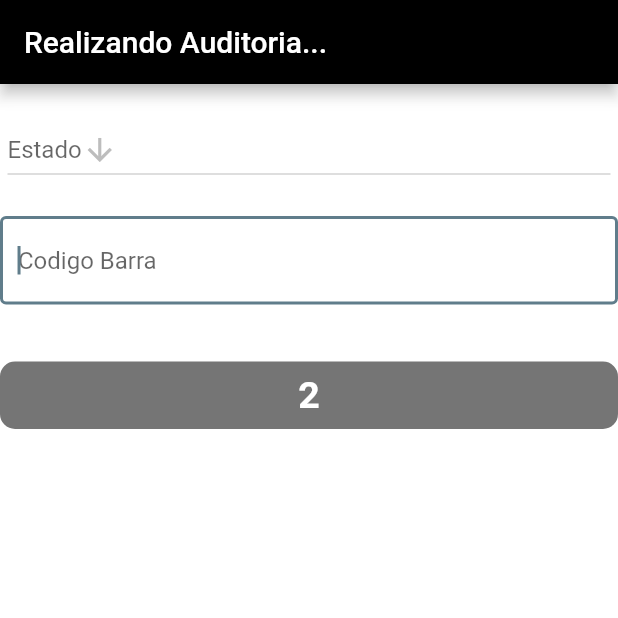
After one commit to MrTradex/Nebulosa_CodigoFuente, a Flutter app: the auditar_codigos screen opened directly, on a phone screen of 412 x 824 dp, the top half of it. The commit adds this screen. Run offline on Flutter 3.47's test engine with Material 2 defaults, Android fonts, the phone set to English and light mode, and no system bars; our stand-ins replace geolocator, sqflite, syncfusion_flutter_charts; missing offline and left inert: dart_ping, loading_animations, restart_app; accounts and stored records are empty; network calls fail.

Commit message:
Copia de seguridad ante actualizacion grande

```diff
--- /dev/null
+++ b/pickersupp7/lib/Auditar_codigos.dart
@@ -0,0 +1,140 @@
+import 'dart:async';
+import 'dart:convert';
+import 'dart:io';
+import 'dart:math';
+import 'package:flutter/cupertino.dart';
+import 'package:flutter/services.dart';
+import 'package:flutter/material.dart';
+import 'package:pickersupp/Seleccionar_categoria_Default.dart';
+import 'package:pickersupp/Trazabilidad.dart';
+import 'package:sqflite/sqflite.dart';
+import 'package:pickersupp/db.dart';
+import 'package:pickersupp/Codigo.dart';
+import 'package:pickersupp/Login.dart';
+import 'package:flutter/scheduler.dart' show timeDilation;
+import 'package:pickersupp/Log.dart';
+import 'package:http/http.dart' as http;
+import 'package:intl/intl.dart';
+
+import 'Calidad_Curva.dart';
+import 'Calidad_Fin.dart';
+import 'Listado_trabajadores.dart';
+import 'Log_errores.dart';
+import 'main.dart';
+
+
+class auditar_codigos extends StatefulWidget {
+  const auditar_codigos({Key? key}) : super(key: key);
+
+  @override
+  State<auditar_codigos> createState() => _auditar_codigosState();
+}
+
+class _auditar_codigosState extends State<auditar_codigos> {
+  int cantidad_actual = 0;
+  String vista2 = "Estado";
+  List _listabush = [];
+  final textcontrollercodigo = TextEditingController();
+  final focus = FocusNode();
+  void initState() {
+    cargaCodigos();
+    super.initState();
+  }
+  @override
+  Widget build(BuildContext context) {
+    return Scaffold(
+      backgroundColor: Colors.white70,
+      appBar: AppBar(
+        title: Text("Realizando Auditoria..."),
+        backgroundColor: Colors.black,
+      ),
+      body: ListView(
+        children: [
+          SizedBox(height: 15),
+          Container(
+            padding: EdgeInsets.symmetric(horizontal: 5, vertical: 5),
+            decoration: BoxDecoration(color: Colors.white, borderRadius: BorderRadius.circular(10)),
+            child: DropdownButton<String>(
+              items: _listabush.map((data) {
+                return DropdownMenuItem<String>(
+                  value: data.toString(),
+                  child: Text(
+                    data,
+                  ),
+                );
+              }).toList(),
+              onChanged: (_value)=> {
+                setState((){
+                  vista2 = _value.toString();
+                })
+              },
+              hint: Text(vista2),
+              iconEnabledColor: Colors.green,
+              icon: Icon(Icons.arrow_downward_sharp),
+            ),
+          ),
+          SizedBox(height: 15),
+          Container(
+            padding: EdgeInsets.symmetric(horizontal: 0, vertical: 0),
+            decoration: BoxDecoration(color: Colors.white, borderRadius: BorderRadius.circular(10)),
+            child: TextField(
+              focusNode: focus,
+              autofocus: true,
+              onEditingComplete: _ingresarPallet(),
+              controller: textcontrollercodigo,
+              decoration: const InputDecoration(
+                border: OutlineInputBorder(),
+                hintText: 'Codigo Barra',
+              ),
+            ),
+          ),
+          SizedBox(height: 10),
+          Row(
+            mainAxisAlignment: MainAxisAlignment.spaceEvenly,
+            children: [
+              Text("Cantidad Pallets Auditados actualmente", style: TextStyle(color: Colors.white, fontSize: 15, fontWeight: FontWeight.bold))
+            ],
+          ),
+          SizedBox(height: 10),
+          Container(
+            padding: EdgeInsets.symmetric(horizontal: 45, vertical: 8),
+            decoration: BoxDecoration(color: Colors.black54, borderRadius: BorderRadius.circular(10)),
+
+            child: Row(
+              mainAxisAlignment: MainAxisAlignment.spaceEvenly,
+              mainAxisSize:MainAxisSize.min,
+              children: [
+                Text(cantidad_actual.toString(), style: TextStyle(color: Colors.white, fontSize: 25, fontWeight: FontWeight.bold)),
+              ],
+            ),
+          ),
+        ],
+      ),
+    );
+  }
+  _ingresarPallet(){
+    FocusScope.of(context).requestFocus(focus);
+    Future.delayed(
+      Duration(),
+          () => SystemChannels.textInput.invokeMethod('TextInput.hide'),
+    );
+
+    setState(() {
+      cantidad_actual++;
+    });
+
+    textcontrollercodigo.clear();
+
+  }
+  cargaCodigos() async {
+    print("Actualizando...");
+    List<Codigo> auxAnimal = await DB.
+    Mostrar_experimento();
+    List<Persona> auxPersona = await DB.
+    Mostrar_experimento_user();
+    setState(() {
+      _listabush = json_estado_pallets;
+    });
+
+  }
+}
--- a/pickersupp7/lib/AuditoriaG.dart
+++ b/pickersupp7/lib/AuditoriaG.dart
@@ -16,6 +16,7 @@ import 'package:pickersupp/Log.dart';
 import 'package:http/http.dart' as http;
 import 'package:intl/intl.dart';
 
+import 'Auditar_codigos.dart';
 import 'Calidad_Curva.dart';
 import 'Calidad_Fin.dart';
 import 'Listado_trabajadores.dart';
@@ -115,9 +116,11 @@ class _Calidad_CurvaState extends State<Calidad_Curva> {
             }else{
               print("No, no va a pasar esto. Esta imcompleto.");
             }
-            print("Creando Auditoria...");
-            print("Esto es lo que insertaria: "+Hora_actual+ " "+dateinput.text+ " " +cant+ " "+ detalle_escrito.text);
-            DB.insertar_Auditoria(Hora_actual, dateinput.text, cant, detalle_escrito.text);
+            if(verificacion == 0){
+              print("Creando Auditoria...");
+              print("Esto es lo que insertaria: "+Hora_actual+ " "+dateinput.text+ " " +cant+ " "+ detalle_escrito.text);
+              DB.insertar_Auditoria(Hora_actual, dateinput.text, cant, detalle_escrito.text);
+            }
           }),
         ],
       ),
@@ -160,33 +163,7 @@ class _Calidad_CurvaState extends State<Calidad_Curva> {
                       icon: Icon(Icons.arrow_downward_sharp),
                     ),
                   ),
-                  Container(
-                    padding: EdgeInsets.symmetric(horizontal: 5, vertical: 5),
-                    decoration: BoxDecoration(color: Colors.white, borderRadius: BorderRadius.circular(10)),
-                    child: DropdownButton<String>(
-                      items: _listabush.map((data) {
-                        return DropdownMenuItem<String>(
-                          value: data.toString(),
-                          child: Text(
-                            data,
-                          ),
-                        );
-                      }).toList(),
-                      onChanged: (_value)=> {
-                        setState((){
-                          vista2 = _value.toString();
-                        })
-                      },
-                      hint: Text(vista2),
-                      iconEnabledColor: Colors.green,
-                      icon: Icon(Icons.arrow_downward_sharp),
-                    ),
-                  ),
                 ],
-              ),
-              SizedBox(height: 5),
-              Container(
-
               ),
               SizedBox(height: 10),
               Container(
@@ -389,15 +366,25 @@ SizedBox(height: 10),
     );
   }
   Verificar_capa8(){
+    int todobien = 1;
+    if(dateinput.text != "" && cant != "0" && detalle_escrito.text != ""){
+      todobien = 1;
+      return 0;
+    }
     if(dateinput.text == ""){
+      todobien = 0;
       return 1;
     }
     if(cant == "0"){
+      todobien = 0;
       return 2;
     }
     if(detalle_escrito.text == ""){
+      todobien = 0;
       return 3;
     }
+
+
   }
 
   //inicio de funciones
@@ -697,11 +684,14 @@ SizedBox(height: 10),
         context: context,
         builder: (BuildContext context) {
           return AlertDialog(
-            title: Text("¿Continuar con Auditoria?"),
+            title: Text("Auditoria activa detectada. ¿Desea continuar esta?"),
             actions: [
               ElevatedButton(
-                  onPressed: () {
+                  onPressed: () async {
                     continuar_auditoria = 1;
+                    int imprimir_auditoria = await DB.Obtener_estado_auditoria();
+                    print(imprimir_auditoria);
+                    Navigator.pushReplacement(context, MaterialPageRoute(builder: (context) => auditar_codigos()));
                   },
                   child: Text("Si")),
               ElevatedButton(
```
